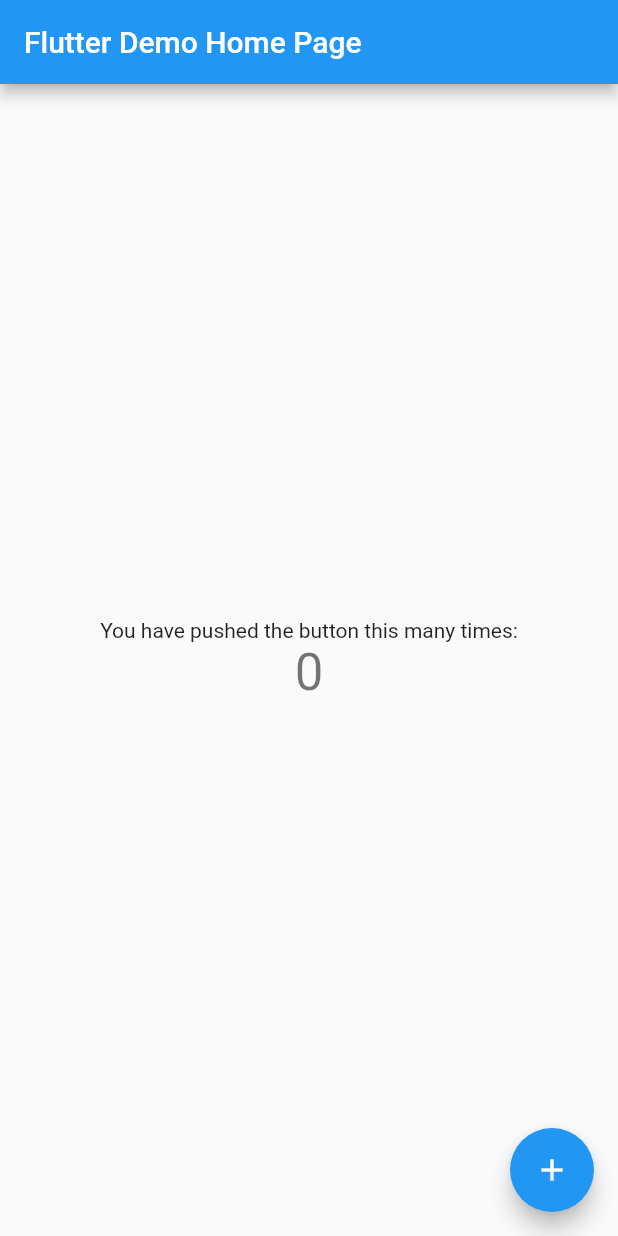
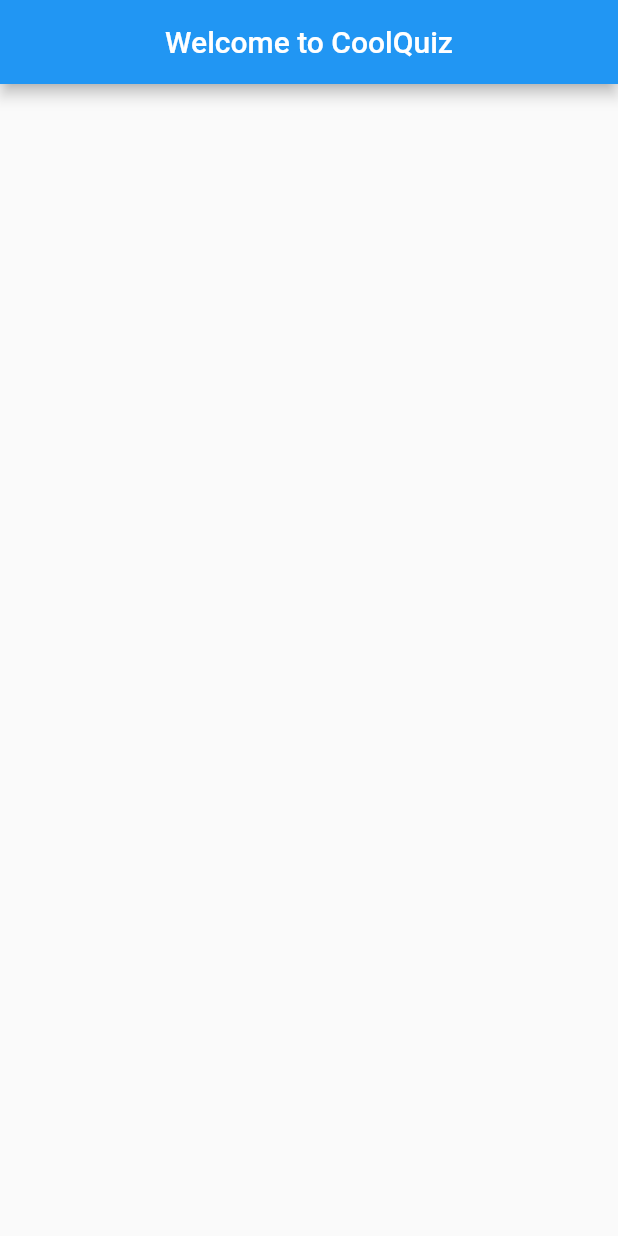
Before and after one commit to dhvaneshshah97/Quiz_App_Flutter, a Flutter app: the screen it shows after launch, on a phone screen of 412 x 824 dp. Run offline on Flutter 3.47's test engine with Material 2 defaults, Android fonts, the phone set to English and light mode, and no system bars; our stand-ins replace flutter_spinkit.

```diff
--- /dev/null
+++ b/lib/home.dart
@@ -0,0 +1,18 @@
+import 'package:flutter/material.dart';
+
+class HomePage extends StatefulWidget {
+  @override
+  _HomePageState createState() => _HomePageState();
+}
+
+class _HomePageState extends State<HomePage> {
+  @override
+  Widget build(BuildContext context) {
+    return Scaffold(
+      appBar: AppBar(
+        title: Text("Welcome to CoolQuiz"),
+        centerTitle: true,
+      ),
+    );
+  }
+}
--- a/lib/main.dart
+++ b/lib/main.dart
@@ -1,117 +1,20 @@
+import 'package:CoolQuiz/splash.dart';
 import 'package:flutter/material.dart';
 
 void main() {
-  runApp(MyApp());
+  runApp(CoolQuiz());
 }
 
-class MyApp extends StatelessWidget {
-  // This widget is the root of your application.
+class CoolQuiz extends StatelessWidget {
   @override
   Widget build(BuildContext context) {
     return MaterialApp(
       title: 'Flutter Demo',
       theme: ThemeData(
-        // This is the theme of your application.
-        //
-        // Try running your application with "flutter run". You'll see the
-        // application has a blue toolbar. Then, without quitting the app, try
-        // changing the primarySwatch below to Colors.green and then invoke
-        // "hot reload" (press "r" in the console where you ran "flutter run",
-        // or simply save your changes to "hot reload" in a Flutter IDE).
-        // Notice that the counter didn't reset back to zero; the application
-        // is not restarted.
         primarySwatch: Colors.blue,
-        // This makes the visual density adapt to the platform that you run
-        // the app on. For desktop platforms, the controls will be smaller and
-        // closer together (more dense) than on mobile platforms.
         visualDensity: VisualDensity.adaptivePlatformDensity,
       ),
-      home: MyHomePage(title: 'Flutter Demo Home Page'),
+      home: SplashScreen(),
     );
   }
 }
-
-class MyHomePage extends StatefulWidget {
-  MyHomePage({Key key, this.title}) : super(key: key);
-
-  // This widget is the home page of your application. It is stateful, meaning
-  // that it has a State object (defined below) that contains fields that affect
-  // how it looks.
-
-  // This class is the configuration for the state. It holds the values (in this
-  // case the title) provided by the parent (in this case the App widget) and
-  // used by the build method of the State. Fields in a Widget subclass are
-  // always marked "final".
-
-  final String title;
-
-  @override
-  _MyHomePageState createState() => _MyHomePageState();
-}
-
-class _MyHomePageState extends State<MyHomePage> {
-  int _counter = 0;
-
-  void _incrementCounter() {
-    setState(() {
-      // This call to setState tells the Flutter framework that something has
-      // changed in this State, which causes it to rerun the build method below
-      // so that the display can reflect the updated values. If we changed
-      // _counter without calling setState(), then the build method would not be
-      // called again, and so nothing would appear to happen.
-      _counter++;
-    });
-  }
-
-  @override
-  Widget build(BuildContext context) {
-    // This method is rerun every time setState is called, for instance as done
-    // by the _incrementCounter method above.
-    //
-    // The Flutter framework has been optimized to make rerunning build methods
-    // fast, so that you can just rebuild anything that needs updating rather
-    // than having to individually change instances of widgets.
-    return Scaffold(
-      appBar: AppBar(
-        // Here we take the value from the MyHomePage object that was created by
-        // the App.build method, and use it to set our appbar title.
-        title: Text(widget.title),
-      ),
-      body: Center(
-        // Center is a layout widget. It takes a single child and positions it
-        // in the middle of the parent.
-        child: Column(
-          // Column is also a layout widget. It takes a list of children and
-          // arranges them vertically. By default, it sizes itself to fit its
-          // children horizontally, and tries to be as tall as its parent.
-          //
-          // Invoke "debug painting" (press "p" in the console, choose the
-          // "Toggle Debug Paint" action from the Flutter Inspector in Android
-          // Studio, or the "Toggle Debug Paint" command in Visual Studio Code)
-          // to see the wireframe for each widget.
-          //
-          // Column has various properties to control how it sizes itself and
-          // how it positions its children. Here we use mainAxisAlignment to
-          // center the children vertically; the main axis here is the vertical
-          // axis because Columns are vertical (the cross axis would be
-          // horizontal).
-          mainAxisAlignment: MainAxisAlignment.center,
-          children: <Widget>[
-            Text(
-              'You have pushed the button this many times:',
-            ),
-            Text(
-              '$_counter',
-              style: Theme.of(context).textTheme.headline4,
-            ),
-          ],
-        ),
-      ),
-      floatingActionButton: FloatingActionButton(
-        onPressed: _incrementCounter,
-        tooltip: 'Increment',
-        child: Icon(Icons.add),
-      ), // This trailing comma makes auto-formatting nicer for build methods.
-    );
-  }
-}
--- a/pubspec.yaml
+++ b/pubspec.yaml
@@ -23,6 +23,7 @@ environment:
 dependencies:
   flutter:
     sdk: flutter
+  flutter_spinkit: "^4.1.2"
 
 
   # The following adds the Cupertino Icons font to your application.
```
Also changed, not shown: lib/splash.dart (added, +35 -0 lines), pubspec.lock, 1 other file.
